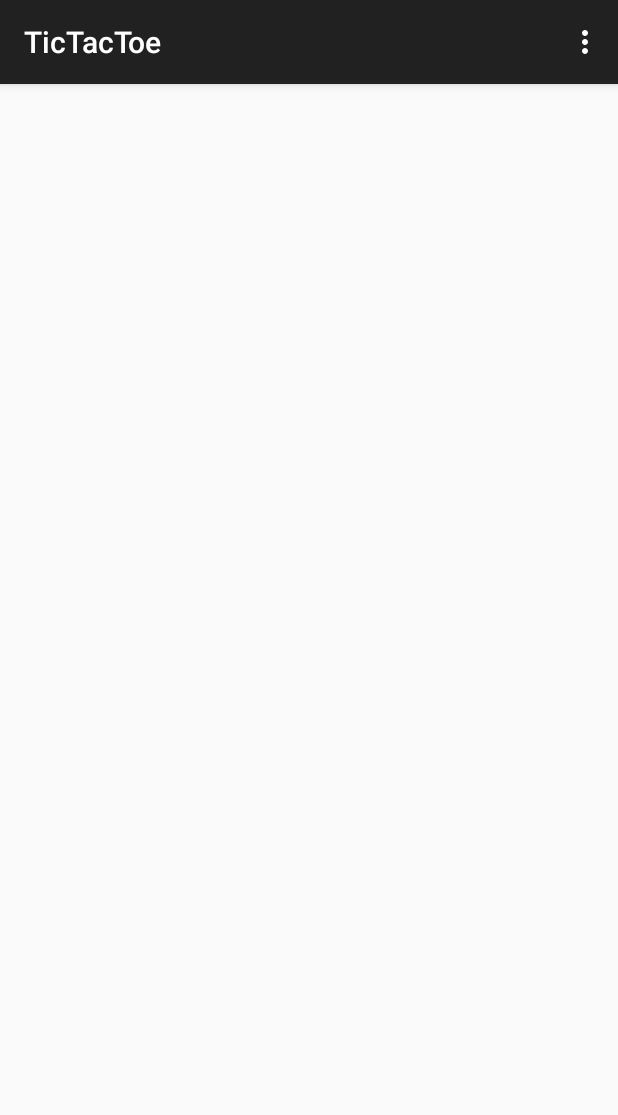
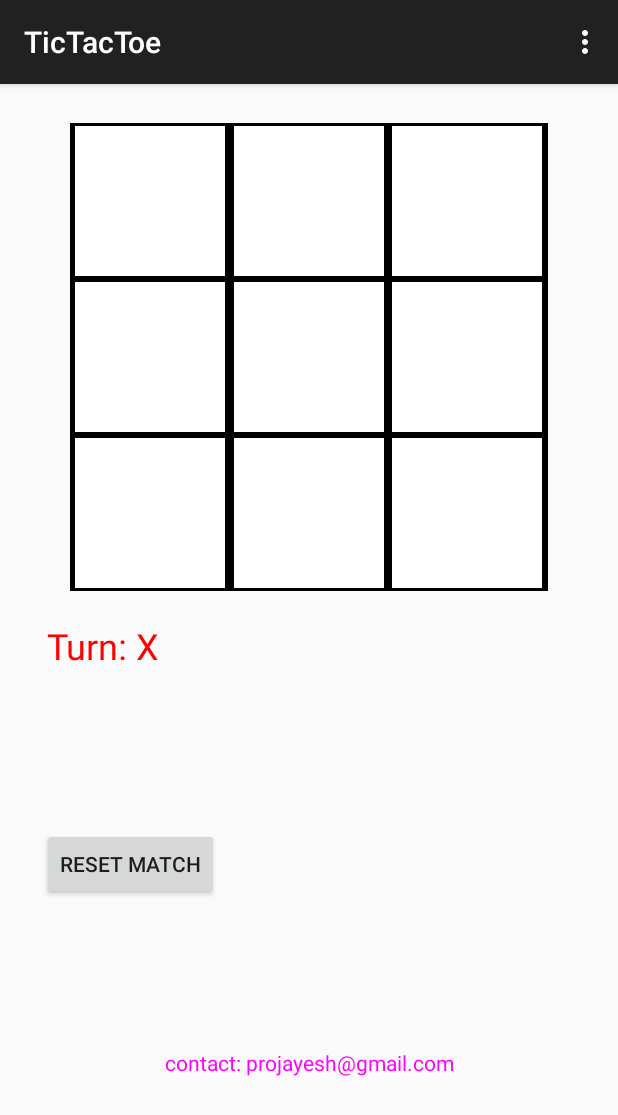
Before and after one commit to ProJayesh/TicTacToe, an Android app: the screen it shows after launch (MainActivity), on a phone screen of 412 x 824 dp. Shown: the top 1115 px of the screen. Run offline under Robolectric (Android 15) with nearby library versions, the phone set to English and light mode, and no system bars.

Commit message:
Bugs have been removed. And it now shows the index of current working cell. Wrong cell error message have been corrected to print only once rather multiple times
Contacts have been added and alignment improvements.

```diff
--- a/app/src/main/java/com/example/jayeshkumar/myapplication/MainActivity.java
+++ b/app/src/main/java/com/example/jayeshkumar/myapplication/MainActivity.java
@@ -18,19 +18,22 @@ public class MainActivity extends AppCompatActivity {
     private int size;
     TableLayout mainBoard;
     TextView tv_turn;
+    TextView error;
+    TextView index;
     char [][] board;
     char turn;
 
     @Override
     protected void onCreate(Bundle savedInstanceState) {
         super.onCreate(savedInstanceState);
-        setContentView(R.layout.activity_board);
+        setContentView(R.layout.activity_main);
 
         size = Integer.parseInt(getString(R.string.size_of_board));
         board = new char [size][size];
         mainBoard = (TableLayout) findViewById(R.id.mainBoard);
         tv_turn = (TextView) findViewById(R.id.turn);
-
+        error = (TextView)findViewById(R.id.error);
+        index = (TextView)findViewById(R.id.index);
         resetBoard();
         tv_turn.setText("Turn: "+turn);
 
@@ -156,8 +159,11 @@ public class MainActivity extends AppCompatActivity {
         return new View.OnClickListener() {
             @Override
             public void onClick(View v) {
+                error.setText("");
+                if(!Cell_Set(r,c)) {
 
-                if(!Cell_Set(r,c)) {
+                    index.setText("index: "+r+" "+c);
+
                     board[r][c] = turn;
                     if (turn == 'X') {
                         tv.setText(R.string.X);
@@ -179,8 +185,10 @@ public class MainActivity extends AppCompatActivity {
                     }
                 }
                 else{
-                    tv_turn.setText(tv_turn.getText()+" Please choose a Cell Which is not already Occupied");
+                    error.setText("Please choose a Cell Which is not already Occupied");
                 }
+
+                // row column
             }
         };
     }
--- a/app/src/main/res/layout/activity_main.xml
+++ b/app/src/main/res/layout/activity_main.xml
@@ -86,23 +86,53 @@
     </TableLayout>
 
     <TextView
+        android:id="@+id/turn"
         android:layout_width="fill_parent"
         android:layout_height="wrap_content"
-        android:text="Turn: "
-        android:id="@+id/turn"
         android:gravity="left"
         android:padding="10dp"
-        android:textSize="24sp"
+        android:layout_marginLeft="5dp"
+        android:text="Turn: "
         android:textColor="@color/red"
-        />
+        android:textSize="24sp" />
+
+    <TextView
+        android:id="@+id/error"
+        android:layout_width="fill_parent"
+        android:layout_height="95dp"
+        android:layout_marginLeft="5dp"
+        android:gravity="left"
+        android:padding="10dp"
+        android:text=""
+        android:textColor="@color/maroon"
+        android:textSize="24sp" />
 
     <Button
+        android:id="@+id/reset"
         android:layout_width="wrap_content"
+        android:layout_marginLeft="12dp"
         android:layout_height="wrap_content"
-        android:text="Reset Match"
-        android:id="@+id/reset"
-        />
+        android:text="Reset Match" />
 
+    <TextView
+        android:id="@+id/textView"
+        android:paddingTop="60dp"
+        android:layout_width="match_parent"
+        android:layout_height="wrap_content"
+        android:text="" />
+    <TextView
+        android:id="@+id/index"
+        android:layout_marginLeft="13dp"
+        android:layout_width="match_parent"
+        android:layout_height="wrap_content"
+        android:text=""/>
+    <TextView
+        android:id="@+id/Contact"
+        android:layout_width="match_parent"
+        android:layout_height="wrap_content"
+        android:textColor="@color/fuchsia"
+        android:gravity="center"
+        android:text="contact: projayesh@gmail.com" />
 
 
 </LinearLayout>
```
